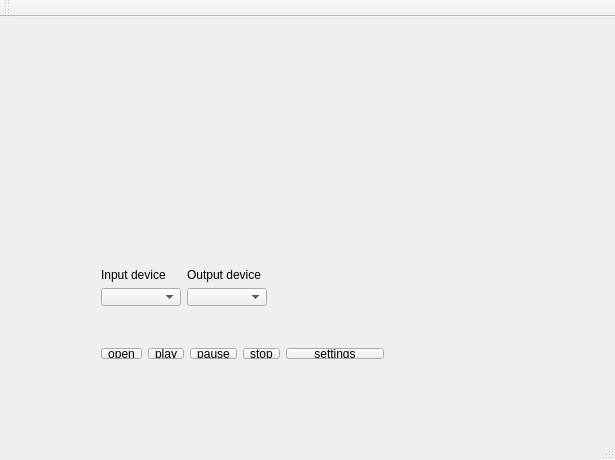
Qt form mw.ui (shikolad/PianoPractice) before a commit.
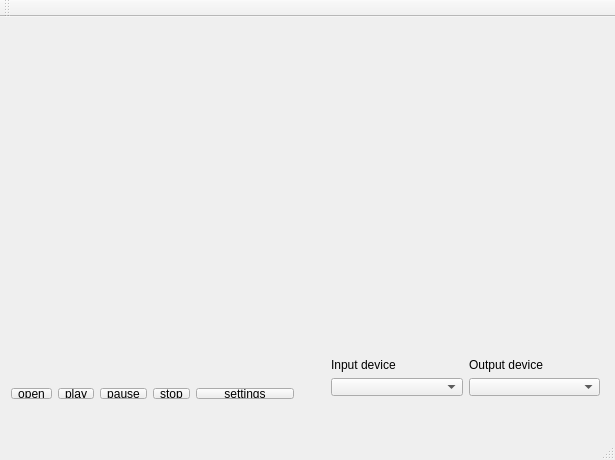
The same form after that commit.

The edit to the form file:
```diff
--- a/mw.ui
+++ b/mw.ui
@@ -17,8 +17,8 @@
    <widget class="QWidget" name="layoutWidget">
     <property name="geometry">
      <rect>
-      <x>90</x>
-      <y>320</y>
+      <x>0</x>
+      <y>360</y>
       <width>305</width>
       <height>33</height>
      </rect>
@@ -61,12 +61,12 @@
      </item>
     </layout>
    </widget>
-   <widget class="QWidget" name="">
+   <widget class="QWidget" name="layoutWidget">
     <property name="geometry">
      <rect>
-      <x>90</x>
-      <y>240</y>
-      <width>188</width>
+      <x>320</x>
+      <y>330</y>
+      <width>291</width>
       <height>60</height>
      </rect>
     </property>
@@ -81,7 +81,14 @@
         </widget>
        </item>
        <item>
-        <widget class="QComboBox" name="inputDeviceCombo"/>
+        <widget class="QComboBox" name="inputDeviceCombo">
+         <property name="sizePolicy">
+          <sizepolicy hsizetype="MinimumExpanding" vsizetype="Fixed">
+           <horstretch>0</horstretch>
+           <verstretch>0</verstretch>
+          </sizepolicy>
+         </property>
+        </widget>
        </item>
       </layout>
      </item>
@@ -95,7 +102,14 @@
         </widget>
        </item>
        <item>
-        <widget class="QComboBox" name="outputDeviceCombo"/>
+        <widget class="QComboBox" name="outputDeviceCombo">
+         <property name="sizePolicy">
+          <sizepolicy hsizetype="MinimumExpanding" vsizetype="Fixed">
+           <horstretch>0</horstretch>
+           <verstretch>0</verstretch>
+          </sizepolicy>
+         </property>
+        </widget>
        </item>
       </layout>
      </item>
```
